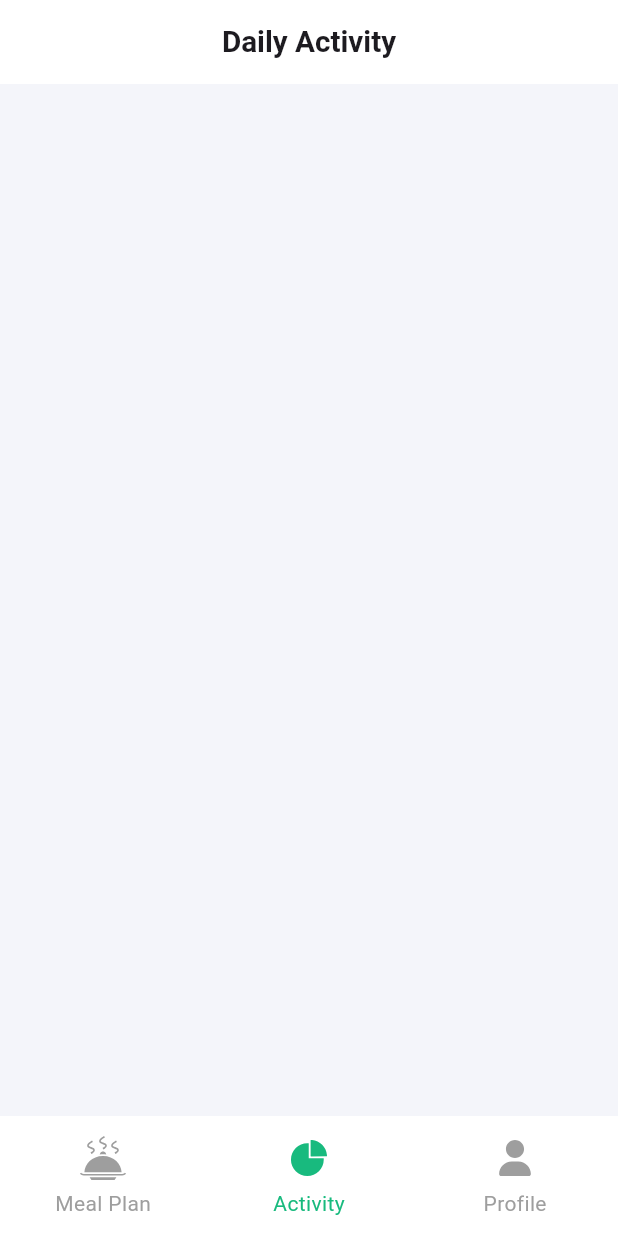
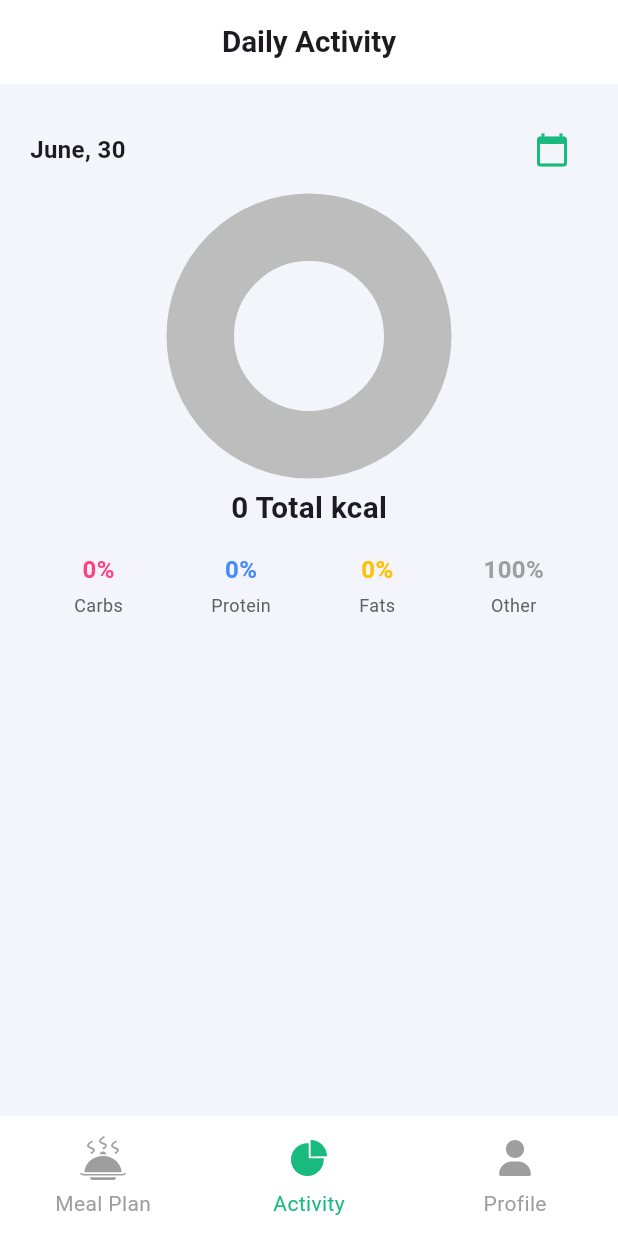
Before and after one commit to developer-ahmed1/nutrotional-tracking-app, a Flutter app: the screen it shows after launch, swiped to page 2, on a phone screen of 412 x 824 dp. Run offline on Flutter 3.47's test engine with Material 3 defaults, Android fonts, the phone set to English and light mode, and no system bars; drawn by our look-alikes of fl_chart; our stand-ins replace flutter_bloc, flutter_screenutil, flutter_svg, hive, hive_flutter; accounts and stored records are empty.

Commit message:
Daily activity page Completed

```diff
--- a/lib/core/theming/styles.dart
+++ b/lib/core/theming/styles.dart
@@ -10,6 +10,10 @@ abstract class TextStyles {
   static TextStyle bold15 = TextStyle(
     fontSize: 15.sp,
     fontWeight: FontWeightHelper.bold,
+  );
+  static const TextStyle bold16 = TextStyle(
+    fontWeight: FontWeight.bold,
+    fontSize: 16
   );
   static TextStyle semiBold13 = TextStyle(
     fontSize: 13.sp,
--- a/lib/presentation/views/activity_view.dart
+++ b/lib/presentation/views/activity_view.dart
@@ -1,5 +1,8 @@
 import 'package:flutter/material.dart';
 import 'package:flutter_bloc/flutter_bloc.dart';
+import 'package:fl_chart/fl_chart.dart';
+import 'package:intl/intl.dart';
+import 'package:nutrotional_tracking_app/core/models/meal_model.dart';
 import 'package:nutrotional_tracking_app/core/theming/app_colors.dart';
 import 'package:nutrotional_tracking_app/core/theming/styles.dart';
 import 'package:nutrotional_tracking_app/presentation/cubits/cubit/add_meal_cubit.dart';
@@ -7,9 +10,20 @@ import 'package:nutrotional_tracking_app/presentation/views/widgets/meal_plan_it
 
 class ActivityView extends StatelessWidget {
   const ActivityView({super.key});
+
   @override
   Widget build(BuildContext context) {
     final selectedMeals = context.watch<AddMealCubit>().state;
+
+    final totalCalories = selectedMeals.fold<num>(0, (sum, meal) => sum + meal.caloriesQuantity);
+    final totalCarbs = selectedMeals.fold<num>(0, (sum, meal) => sum + meal.carbsQuantity);
+    final totalProtein = selectedMeals.fold<num>(0, (sum, meal) => sum + meal.proteinQuantity);
+    final totalFat = selectedMeals.fold<num>(0, (sum, meal) => sum + meal.fatQuantity);
+    final totalMacros = totalCarbs + totalProtein + totalFat;
+
+    double getPercentage(num value) => totalMacros == 0 ? 0 : (value / totalMacros * 100);
+
+    final currentDate = DateFormat('MMMM, dd').format(DateTime.now()); // e.g., June, 30
 
     return Scaffold(
       appBar: AppBar(
@@ -18,7 +32,120 @@ class ActivityView extends StatelessWidget {
         backgroundColor: Colors.white,
       ),
       backgroundColor: AppColors.backgroundColor,
-      body: Container()
+      body: SingleChildScrollView(
+        padding: const EdgeInsets.all(20),
+        child: Column(
+          crossAxisAlignment: CrossAxisAlignment.start,
+          children: [
+            /// 👇 Date Row
+            Row(
+              mainAxisAlignment: MainAxisAlignment.spaceBetween,
+              children: [
+                Text(currentDate, style: TextStyles.bold16),
+                IconButton(
+                  icon: const Icon(Icons.calendar_today, color: AppColors.mainGreen),
+                  onPressed: () {},
+                ),
+              ],
+            ),
+
+            const SizedBox(height: 10),
+
+            /// 👇 Pie Chart & Calories
+            Center(
+              child: Column(
+                children: [
+                  SizedBox(
+                    height: 180,
+                    child: PieChart(
+                      PieChartData(
+                        centerSpaceRadius: 50,
+                        sectionsSpace: 4,
+                        sections: [
+                          PieChartSectionData(
+                            color: Colors.pinkAccent,
+                            value: getPercentage(totalCarbs),
+                            title: '',
+                            radius: 45,
+                          ),
+                          PieChartSectionData(
+                            color: Colors.blueAccent,
+                            value: getPercentage(totalProtein),
+                            title: '',
+                            radius: 45,
+                          ),
+                          PieChartSectionData(
+                            color: Colors.amber,
+                            value: getPercentage(totalFat),
+                            title: '',
+                            radius: 45,
+                          ),
+                          PieChartSectionData(
+                            color: Colors.grey.shade400,
+                            value: 100 - getPercentage(totalCarbs + totalProtein + totalFat),
+                            title: '',
+                            radius: 45,
+                          ),
+                        ],
+                      ),
+                    ),
+                  ),
+                  const SizedBox(height: 10),
+                  Text('${totalCalories.toStringAsFixed(0)} Total kcal', style: TextStyles.bold18),
+                ],
+              ),
+            ),
+
+            const SizedBox(height: 16),
+
+            /// 👇 Macro Breakdown
+            Row(
+              mainAxisAlignment: MainAxisAlignment.spaceAround,
+              children: [
+                _macroBox('Carbs', getPercentage(totalCarbs).toInt(), Colors.pinkAccent),
+                _macroBox('Protein', getPercentage(totalProtein).toInt(), Colors.blueAccent),
+                _macroBox('Fats', getPercentage(totalFat).toInt(), Colors.amber),
+                _macroBox('Other', (100 - getPercentage(totalCarbs + totalProtein + totalFat)).toInt(), Colors.grey),
+              ],
+            ),
+
+            const SizedBox(height: 20),
+
+            /// 👇 Meal Sections
+            ..._buildCategorySection('Breakfast', selectedMeals),
+            ..._buildCategorySection('Lunch', selectedMeals),
+            ..._buildCategorySection('Dinner', selectedMeals),
+          ],
+        ),
+      ),
+    );
+  }
+
+  List<Widget> _buildCategorySection(String category, List<MealModel> meals) {
+    final filteredMeals = meals.where((meal) => meal.category == category).toList();
+    if (filteredMeals.isEmpty) return [];
+
+    return [
+      Text(category, style: TextStyles.bold18),
+      const SizedBox(height: 10),
+      ...filteredMeals.map((meal) => MealPlanItem(mealModel: meal)).toList(),
+      const SizedBox(height: 16),
+    ];
+  }
+
+  Widget _macroBox(String label, int percentage, Color color) {
+    return Column(
+      children: [
+        Text(
+          '$percentage%',
+          style: TextStyle(fontWeight: FontWeight.bold, fontSize: 16, color: color),
+        ),
+        const SizedBox(height: 4),
+        Text(
+          label,
+          style: TextStyle(fontSize: 12, color: Colors.grey.shade700),
+        )
+      ],
     );
   }
 }
--- a/pubspec.yaml
+++ b/pubspec.yaml
@@ -36,6 +36,8 @@ dependencies:
   flutter_svg: ^2.2.0
   hive: ^2.2.3
   hive_flutter: ^1.1.0
+  fl_chart: ^0.64.0
+  intl: ^0.18.1
 
 dev_dependencies:
   build_runner: ^2.5.4
```
Also changed, not shown: pubspec.lock.
